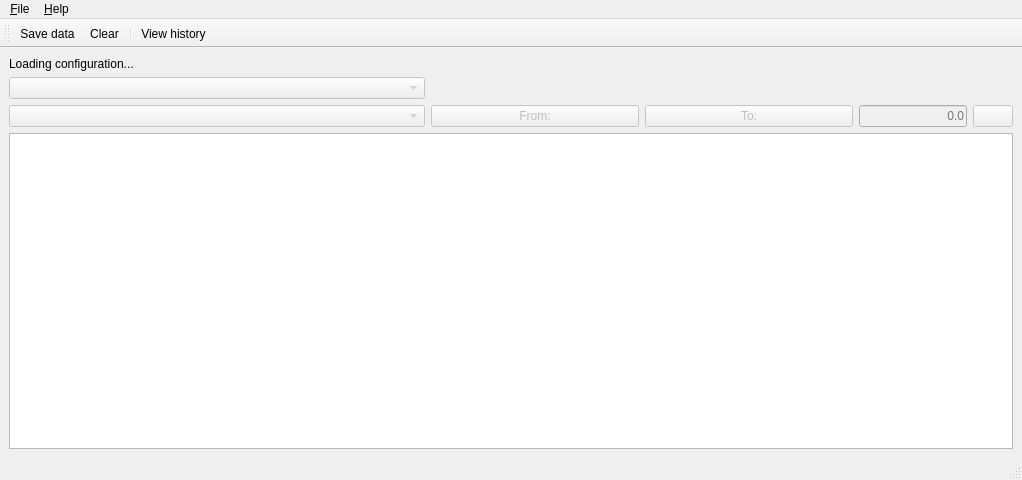
First picture: the form in qt4/filler2/filler2.ui, repository Newterm/szarp, before the edit.
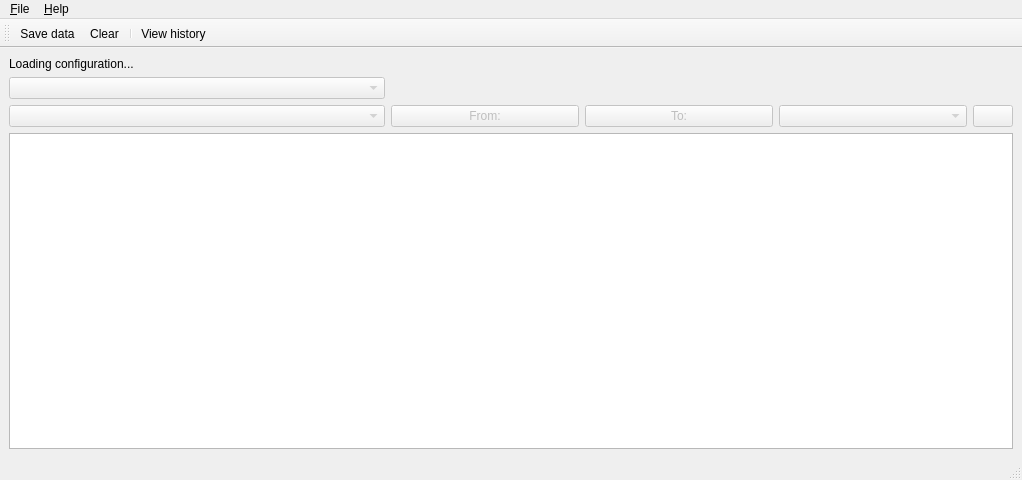
Second picture: the form after the edit. Icons and pictures are not drawn.

Commit message:
filler2: complex types of plot interface
* removed widget for entering simple constant values.
* added combobox for choosing more complex types of plots.

Patch:
```diff
--- a/qt4/filler2/filler2.ui
+++ b/qt4/filler2/filler2.ui
@@ -39,7 +39,7 @@
      </widget>
     </item>
     <item>
-     <layout class="QGridLayout" name="gridLayout" columnstretch="6,3,3,2,1">
+     <layout class="QGridLayout" name="gridLayout" columnstretch="6,3,3,3,1">
       <item row="1" column="2">
        <widget class="QPushButton" name="toDate">
         <property name="enabled">
@@ -153,16 +153,10 @@
        </widget>
       </item>
       <item row="1" column="3">
-       <widget class="QLineEdit" name="valueEdit">
+       <widget class="QComboBox" name="valueType">
         <property name="enabled">
          <bool>false</bool>
         </property>
-        <property name="sizePolicy">
-         <sizepolicy hsizetype="Fixed" vsizetype="Fixed">
-          <horstretch>0</horstretch>
-          <verstretch>0</verstretch>
-         </sizepolicy>
-        </property>
         <property name="toolTip">
          <string>Parametr's value</string>
         </property>
@@ -170,34 +164,7 @@
          <string>Enter parameter value</string>
         </property>
         <property name="whatsThis">
-         <string>Textbox for entering parameter's value to be inserted in given time period.</string>
-        </property>
-        <property name="autoFillBackground">
-         <bool>true</bool>
-        </property>
-        <property name="inputMethodHints">
-         <set>Qt::ImhNone</set>
-        </property>
-        <property name="inputMask">
-         <string/>
-        </property>
-        <property name="text">
-         <string/>
-        </property>
-        <property name="maxLength">
-         <number>12</number>
-        </property>
-        <property name="cursorPosition">
-         <number>0</number>
-        </property>
-        <property name="alignment">
-         <set>Qt::AlignRight|Qt::AlignTrailing|Qt::AlignVCenter</set>
-        </property>
-        <property name="readOnly">
-         <bool>true</bool>
-        </property>
-        <property name="placeholderText">
-         <string notr="true">0.0</string>
+         <string>A list of plot types available for data insertion.</string>
         </property>
        </widget>
       </item>
```
Left out of the diff: 74 changed lines with no effect on the pictures. The commit also changes 1 other file.
